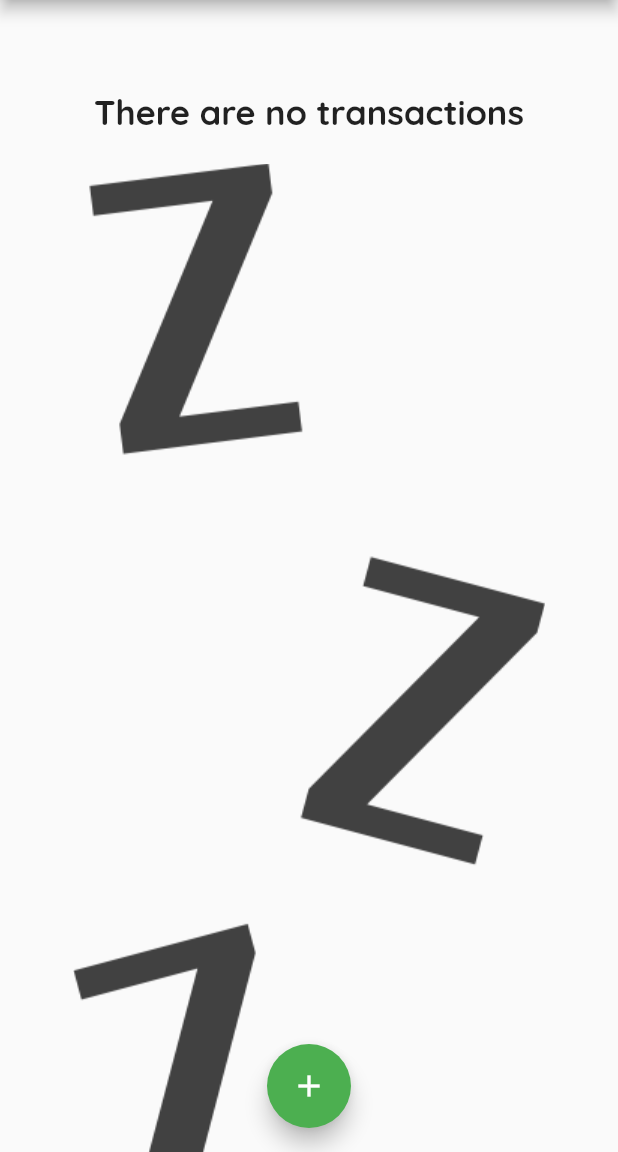
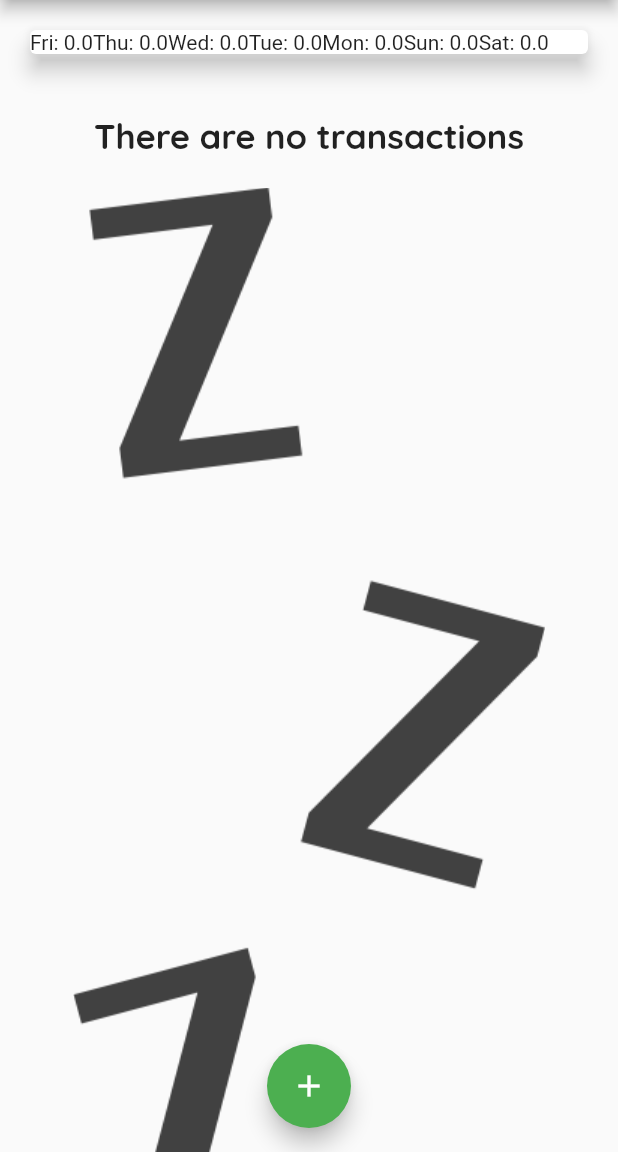
Before and after one commit to RichFlair/expenses-app, a Flutter app: the screen it shows after launch, on a phone screen of 412 x 824 dp, the part 84-1236 px from its top. Run offline on Flutter 3.47's test engine with Material 2 defaults, Android fonts, the phone set to English and light mode, and no system bars.

Commit message:
building chart bars revised

```diff
--- a/lib/widgets/chart.dart
+++ b/lib/widgets/chart.dart
@@ -30,11 +30,13 @@ class Chart extends StatelessWidget {
 
   @override
   Widget build(BuildContext context) {
-    print(groupedTransactionValue);
-    return const Card(
+    return Card(
       elevation: 6,
-      margin: EdgeInsets.all(20),
-      child: Row(children: []),
+      margin: const EdgeInsets.all(20),
+      child: Row(
+          children: groupedTransactionValue.map((e) {
+        return Text('${e['day']}: ${e['amount']}');
+      }).toList()),
     );
   }
 }
```
Also changed, not shown: lib/widgets/chart_bar.dart (added, +52 -0 lines).
